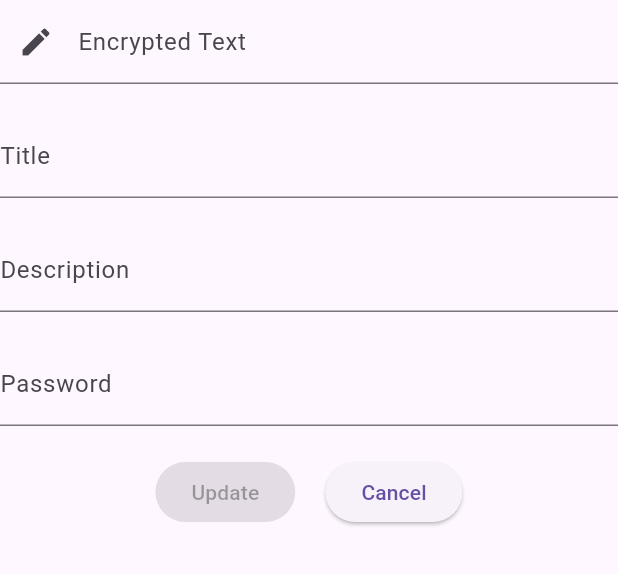
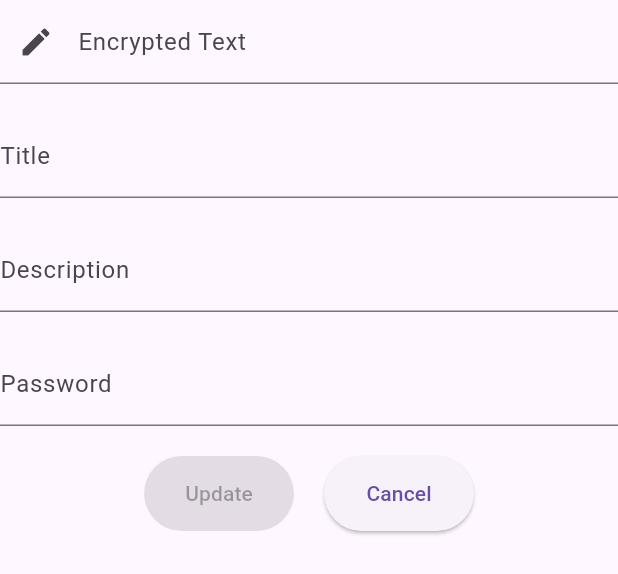
Before and after one commit to willotavio/enc-flutter, a Flutter app: the EditEncryptedText widget shown alone on an empty page, opened directly with empty values, on a phone screen of 412 x 824 dp. Shown: the top 574 px of the screen. Run offline on Flutter 3.47's test engine with Material 3 defaults, Android fonts, the phone set to English and light mode, and no system bars; our stand-ins replace device_info_plus, file_picker, permission_handler, sqflite; missing offline and left inert: excel, hashlib, pointycastle; accounts and stored records are empty.

```diff
--- a/lib/widgets/encrypted_texts/edit_encrypted_text.dart
+++ b/lib/widgets/encrypted_texts/edit_encrypted_text.dart
@@ -177,12 +177,18 @@ class _EditEncryptedTextState extends State<EditEncryptedText> {
                     }
                   } : null,
                   child: Text("Update"),
+                  style: ElevatedButton.styleFrom(
+                    fixedSize: Size(100, 50),
+                  ),
                 ),
                 ElevatedButton(
                   onPressed: () async {
                     Navigator.of(context).pop();
                   },
                   child: Text("Cancel"),
+                  style: ElevatedButton.styleFrom(
+                    fixedSize: Size(100, 50),
+                  ),
                 ),
               ],
             ),
```
Also changed, not shown: lib/widgets/encrypted_texts/encrypted_texts_list.dart (+35 -3 lines).
